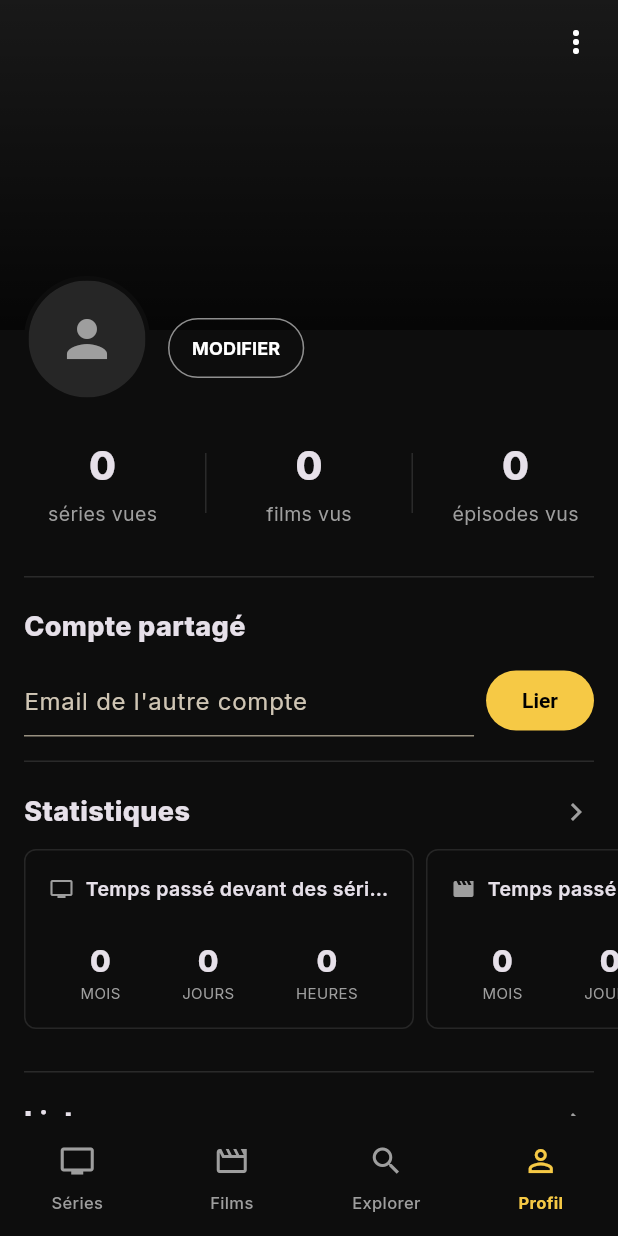
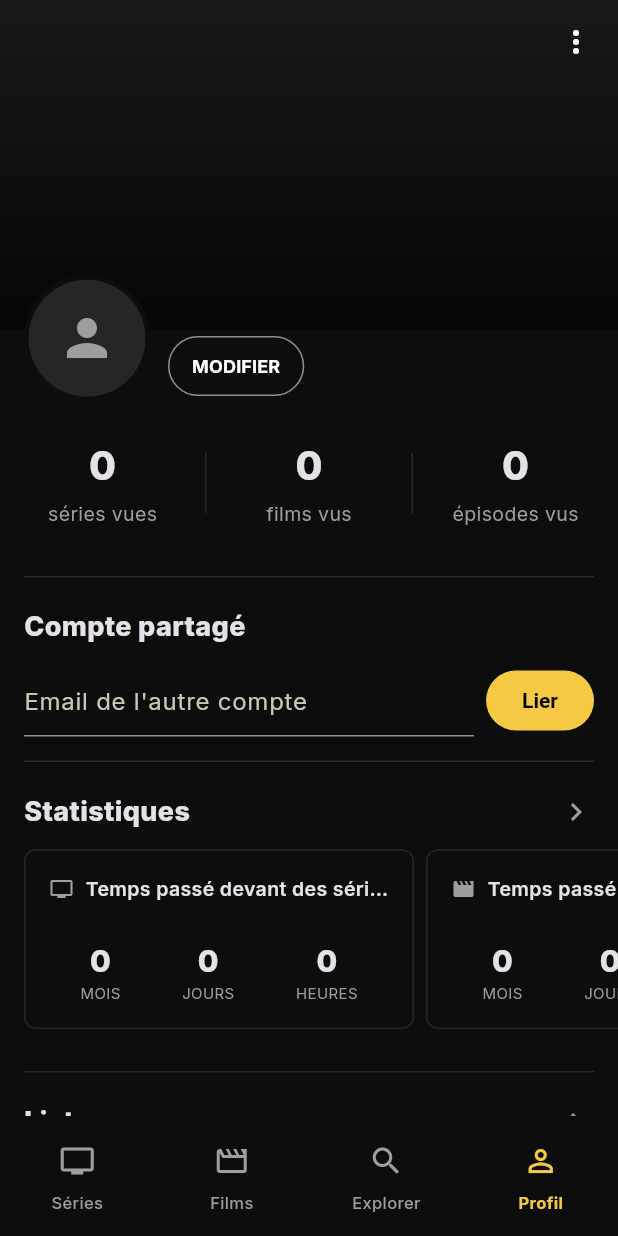
Before and after one commit to Mehdi-F/showtime, a Flutter app: the screen it shows once a user with an empty profile is signed in, item 4 of the bottom bar chosen, on a phone screen of 412 x 824 dp. Run offline on Flutter 3.47's test engine with Material 3 defaults, Android fonts, the phone set to English and light mode, and no system bars; our stand-ins replace cached_network_image, cloud_firestore, confetti, csv, file_picker, firebase_auth and 3 more; accounts and stored records are empty; network calls fail; statements that could not run were skipped.

Commit message:
Fix profile header avatar/name/edit-button misalignment
The name+MODIFIER column had a stray bottom:12 padding the avatar
didn't share, combined with bottom cross-axis alignment — this threw
off the vertical alignment between the avatar and the name/button
block relative to the cover photo. Center-align them instead, matching
TV Time's layout.

```diff
--- a/lib/screens/profile_screen.dart
+++ b/lib/screens/profile_screen.dart
@@ -330,7 +330,7 @@ class _ProfileHeader extends StatelessWidget {
           left: 16,
           bottom: 0,
           child: Row(
-            crossAxisAlignment: CrossAxisAlignment.end,
+            crossAxisAlignment: CrossAxisAlignment.center,
             children: [
               Container(
                 width: avatarSize,
@@ -355,9 +355,7 @@ class _ProfileHeader extends StatelessWidget {
                 ),
               ),
               const SizedBox(width: 12),
-              Padding(
-                padding: const EdgeInsets.only(bottom: 12),
-                child: Column(
+              Column(
                 crossAxisAlignment: CrossAxisAlignment.start,
                 mainAxisSize: MainAxisSize.min,
                 children: [
@@ -375,7 +373,6 @@ class _ProfileHeader extends StatelessWidget {
                     child: const Text('MODIFIER', style: TextStyle(fontSize: 12, fontWeight: FontWeight.w700)),
                   ),
                 ],
-                ),
               ),
             ],
           ),
```
Lines whose indentation alone changed are shown as unchanged.
